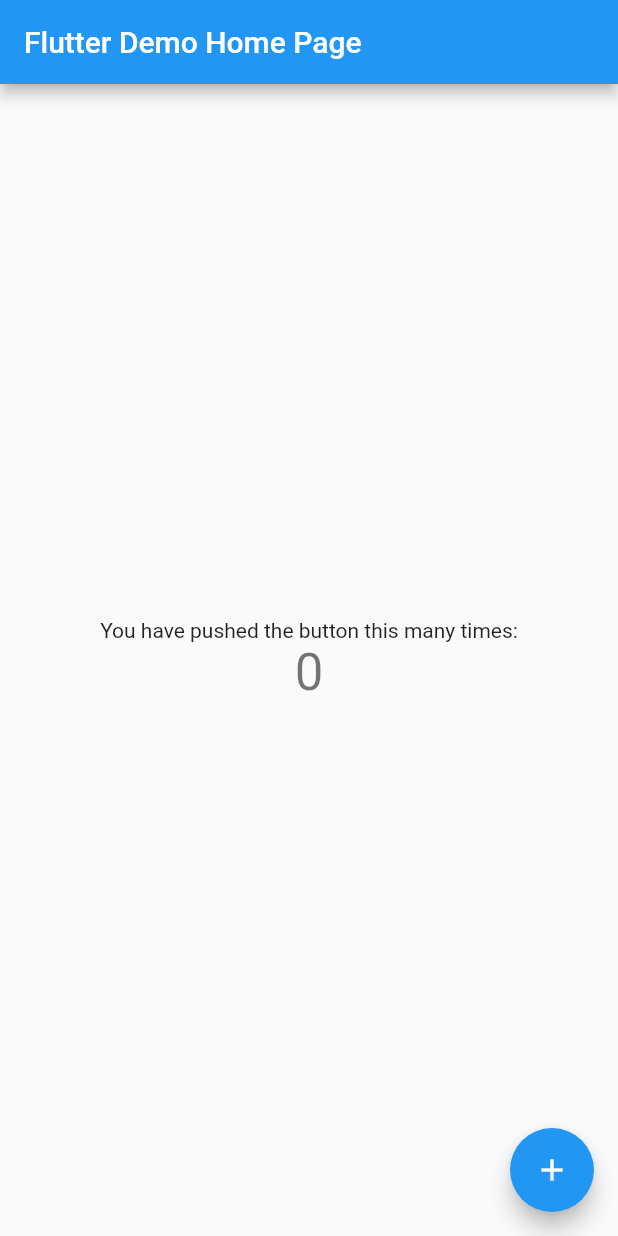
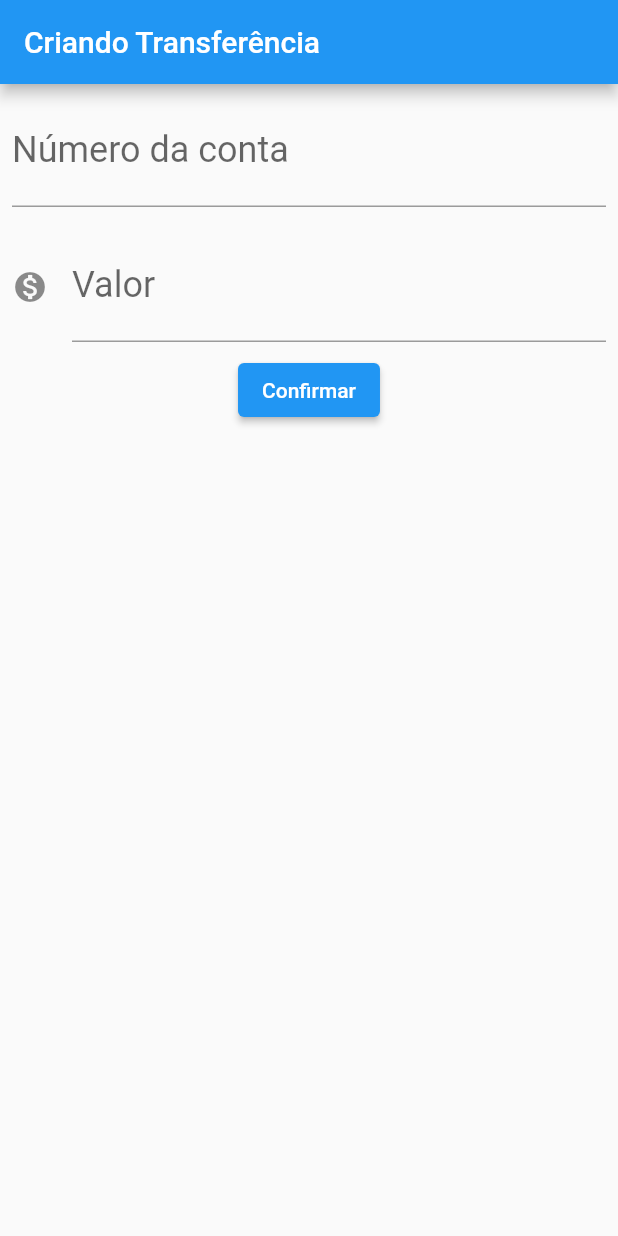
Before and after one commit to rafaelfernandesti/flutter_studies, a Flutter app: the screen it shows after launch, on a phone screen of 412 x 824 dp. Run offline on Flutter 3.47's test engine with Material 2 defaults, Android fonts, the phone set to English and light mode, and no system bars; our stand-ins replace flutter_mobx, flutter_modular, mobx; missing offline and left inert: dart:ffi; generated files the repository leaves out were written again.

Commit message:
'Refatoração'

```diff
--- a/bytebank/lib/main.dart
+++ b/bytebank/lib/main.dart
@@ -1,113 +1,133 @@
 import 'package:flutter/material.dart';
 
 void main() {
-  runApp(MyApp());
+  runApp(BytebankApp());
 }
 
-class MyApp extends StatelessWidget {
-  // This widget is the root of your application.
+class BytebankApp extends StatelessWidget {
   @override
   Widget build(BuildContext context) {
     return MaterialApp(
-      title: 'Flutter Demo',
-      theme: ThemeData(
-        // This is the theme of your application.
-        //
-        // Try running your application with "flutter run". You'll see the
-        // application has a blue toolbar. Then, without quitting the app, try
-        // changing the primarySwatch below to Colors.green and then invoke
-        // "hot reload" (press "r" in the console where you ran "flutter run",
-        // or simply save your changes to "hot reload" in a Flutter IDE).
-        // Notice that the counter didn't reset back to zero; the application
-        // is not restarted.
-        primarySwatch: Colors.blue,
+      home: Scaffold(
+        //appBar: AppBar(title: Text('Bytebank - 0 seu banc0 d1g1tal'),),
+        body: FormularioTransferencia(),
       ),
-      home: MyHomePage(title: 'Flutter Demo Home Page'),
     );
   }
 }
 
-class MyHomePage extends StatefulWidget {
-  MyHomePage({Key key, this.title}) : super(key: key);
-
-  // This widget is the home page of your application. It is stateful, meaning
-  // that it has a State object (defined below) that contains fields that affect
-  // how it looks.
-
-  // This class is the configuration for the state. It holds the values (in this
-  // case the title) provided by the parent (in this case the App widget) and
-  // used by the build method of the State. Fields in a Widget subclass are
-  // always marked "final".
-
-  final String title;
-
-  @override
-  _MyHomePageState createState() => _MyHomePageState();
-}
-
-class _MyHomePageState extends State<MyHomePage> {
-  int _counter = 0;
-
-  void _incrementCounter() {
-    setState(() {
-      // This call to setState tells the Flutter framework that something has
-      // changed in this State, which causes it to rerun the build method below
-      // so that the display can reflect the updated values. If we changed
-      // _counter without calling setState(), then the build method would not be
-      // called again, and so nothing would appear to happen.
-      _counter++;
-    });
-  }
+class FormularioTransferencia extends StatelessWidget {
+  final TextEditingController _controllerCampoNumeroConta =
+  TextEditingController();
+  final TextEditingController _controllerCampoValor = TextEditingController();
 
   @override
   Widget build(BuildContext context) {
-    // This method is rerun every time setState is called, for instance as done
-    // by the _incrementCounter method above.
-    //
-    // The Flutter framework has been optimized to make rerunning build methods
-    // fast, so that you can just rebuild anything that needs updating rather
-    // than having to individually change instances of widgets.
     return Scaffold(
       appBar: AppBar(
-        // Here we take the value from the MyHomePage object that was created by
-        // the App.build method, and use it to set our appbar title.
-        title: Text(widget.title),
+        title: Text('Criando Transferência'),
       ),
-      body: Center(
-        // Center is a layout widget. It takes a single child and positions it
-        // in the middle of the parent.
-        child: Column(
-          // Column is also a layout widget. It takes a list of children and
-          // arranges them vertically. By default, it sizes itself to fit its
-          // children horizontally, and tries to be as tall as its parent.
-          //
-          // Invoke "debug painting" (press "p" in the console, choose the
-          // "Toggle Debug Paint" action from the Flutter Inspector in Android
-          // Studio, or the "Toggle Debug Paint" command in Visual Studio Code)
-          // to see the wireframe for each widget.
-          //
-          // Column has various properties to control how it sizes itself and
-          // how it positions its children. Here we use mainAxisAlignment to
-          // center the children vertically; the main axis here is the vertical
-          // axis because Columns are vertical (the cross axis would be
-          // horizontal).
-          mainAxisAlignment: MainAxisAlignment.center,
-          children: <Widget>[
-            Text(
-              'You have pushed the button this many times:',
+      body: Column(
+        children: [
+          Padding(
+            padding: const EdgeInsets.all(8.0),
+            child: TextField(
+              controller: _controllerCampoNumeroConta,
+              keyboardType: TextInputType.number,
+              style: TextStyle(
+                fontSize: 24,
+              ),
+              decoration: InputDecoration(
+                  labelText: 'Número da conta', hintText: '0000'),
             ),
-            Text(
-              '$_counter',
-              style: Theme.of(context).textTheme.headline4,
+          ),
+          Padding(
+            padding: const EdgeInsets.all(8.0),
+            child: TextField(
+              controller: _controllerCampoValor,
+              keyboardType: TextInputType.number,
+              style: TextStyle(
+                fontSize: 24,
+              ),
+              decoration: InputDecoration(
+                  icon: Icon(Icons.monetization_on),
+                  labelText: 'Valor',
+                  hintText: '0.00'),
             ),
-          ],
-        ),
+          ),
+          ElevatedButton(
+            onPressed: () {
+              debugPrint('clicou');
+              final int numeroConta =
+              int.parse(_controllerCampoNumeroConta.text);
+              final double valor = double.parse(_controllerCampoValor.text);
+              if(numeroConta != null && valor != null){
+                Transferencia transferenciaCriada =
+                Transferencia(valor, numeroConta);
+                ScaffoldMessenger.of(context).showSnackBar(
+                    SnackBar(
+                      content: Text('$transferenciaCriada'),
+                    ),
+                );
+                debugPrint(transferenciaCriada.toString());
+              }
+            },
+            child: Text('Confirmar'),
+          ),
+        ],
       ),
-      floatingActionButton: FloatingActionButton(
-        onPressed: _incrementCounter,
-        tooltip: 'Increment',
-        child: Icon(Icons.add),
-      ), // This trailing comma makes auto-formatting nicer for build methods.
     );
   }
 }
+
+class ListaTransferencias extends StatelessWidget {
+  @override
+  Widget build(BuildContext context) {
+    // TODO: implement build
+    return Scaffold(
+      appBar: AppBar(
+        title: Text('Transferências'),
+        backgroundColor: Color.fromRGBO(0, 255, 0, 0.5),
+      ),
+      body: Column(
+        children: [
+          ItemTransferencia(Transferencia(10, 1111)),
+          ItemTransferencia(Transferencia(20, 2222)),
+          ItemTransferencia(Transferencia(30, 3333)),
+        ],
+      ),
+      floatingActionButton: FloatingActionButton(
+        child: Icon(Icons.add),
+        onPressed: () => print('Teste'),
+      ),
+    );
+  }
+}
+
+class ItemTransferencia extends StatelessWidget {
+  final Transferencia _transferencia;
+
+  ItemTransferencia(this._transferencia);
+
+  @override
+  Widget build(BuildContext context) {
+    return Card(
+        child: ListTile(
+          leading: Icon(Icons.monetization_on),
+          title: Text(_transferencia.valor.toString()),
+          subtitle: Text(_transferencia.numeroConta.toString()),
+        ));
+  }
+}
+
+class Transferencia {
+  final double valor;
+  final int numeroConta;
+
+  @override
+  String toString() {
+    return 'Transferencia{valor: $valor, numeroConta: $numeroConta}';
+  } //criar construtor com Alt + Insert no IntelliJ
+
+  Transferencia(this.valor, this.numeroConta);
+}
```
Also changed, not shown: bytebank/outputs/production/bytebank/main.dart (added, +113 -0 lines), 2 other files.
